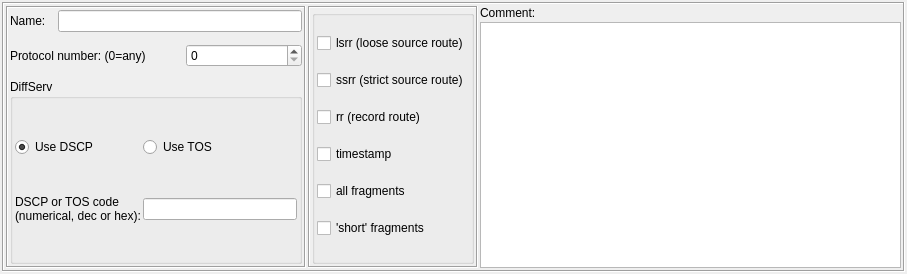
Old version of the form src/gui/ipservicedialog_q.ui in the repository fwbuilder/fwbuilder.
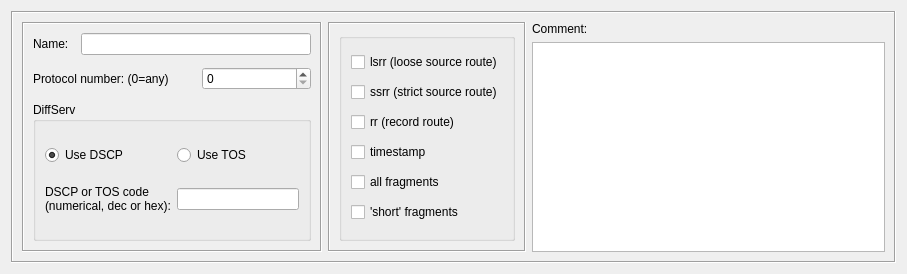
New version of the form.

Commit message: See #501 Finally cleaned up dialog layout for all object dialogs. Had to remove default margin and spacing in the "form setting" for each dialog

Diff of the .ui file:
```diff
--- a/src/gui/ipservicedialog_q.ui
+++ b/src/gui/ipservicedialog_q.ui
@@ -21,19 +21,8 @@
   <property name="windowTitle" >
    <string>IP</string>
   </property>
-  <layout class="QGridLayout" >
-   <property name="margin" >
-    <number>2</number>
-   </property>
-   <property name="spacing" >
-    <number>2</number>
-   </property>
+  <layout class="QGridLayout" name="gridLayout" >
    <item row="0" column="0" >
-    <layout class="QVBoxLayout" >
-     <property name="spacing" >
-      <number>2</number>
-     </property>
-     <item>
       <widget class="QFrame" name="frame7" >
        <property name="frameShape" >
         <enum>QFrame::Box</enum>
@@ -260,10 +249,7 @@
       </widget>
      </item>
     </layout>
-   </item>
-  </layout>
  </widget>
- <layoutdefault spacing="2" margin="2" />
  <tabstops>
   <tabstop>obj_name</tabstop>
   <tabstop>protocolNum</tabstop>
```
Left out of the diff: 1 changed line with no effect on the pictures. Lines whose indentation alone changed are shown as unchanged. The commit also changes 30 other files.
